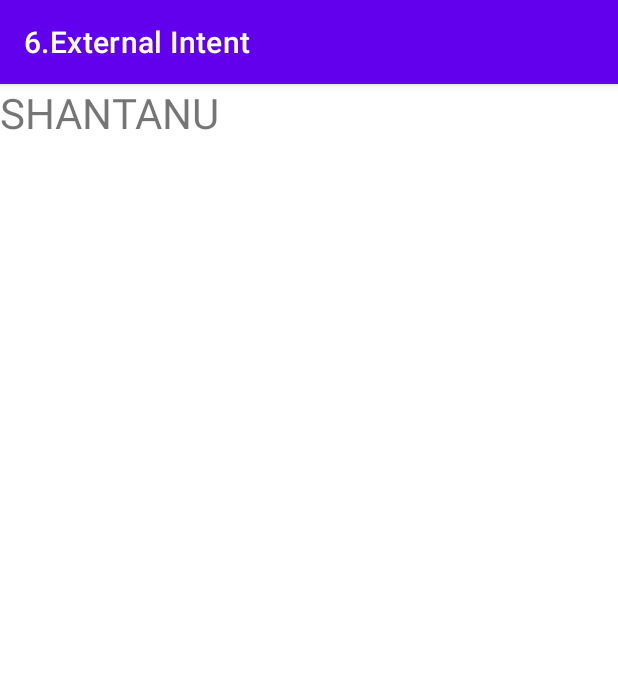
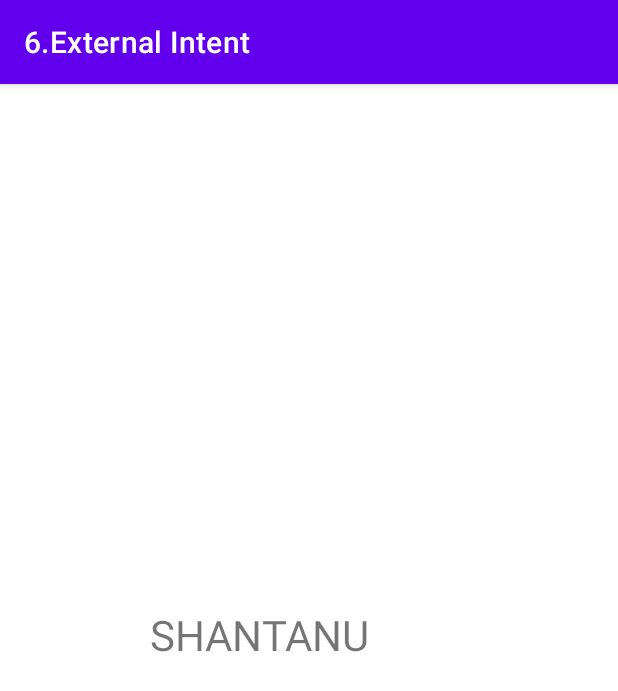
Before and after one commit to shantanu49001/ANDROID_PROJECTS, an Android app: the screen it shows after launch (HelloActivity), after a tap on "LAUNCH NEXT", on a phone screen of 412 x 824 dp. Shown: the top 691 px of the screen. Run offline under Robolectric (Android 15) with nearby library versions, the phone set to English and light mode, and no system bars.

Commit message:
fourth commit

```diff
--- a/6.External Intent/app/src/main/java/com/example/a6externalintent/HelloActivity.kt
+++ b/6.External Intent/app/src/main/java/com/example/a6externalintent/HelloActivity.kt
@@ -4,6 +4,7 @@ import android.annotation.SuppressLint
 import androidx.appcompat.app.AppCompatActivity
 import android.os.Bundle
 import android.widget.TextView
+import android.widget.Toast
 
 class HelloActivity : AppCompatActivity() {
     @SuppressLint("StringFormatInvalid")
@@ -16,6 +17,8 @@ class HelloActivity : AppCompatActivity() {
           //labdba functio  ka one and only arg is string
             val name=findViewById<TextView>(R.id.text)//get the text holdre
             name.text=getString(R.string.guest_name,it)
+
+            Toast.makeText(this,"This activity was called by $it",Toast.LENGTH_LONG).show()
         }
     }
 }
--- a/6.External Intent/app/src/main/res/layout/activity_hello.xml
+++ b/6.External Intent/app/src/main/res/layout/activity_hello.xml
@@ -13,6 +13,8 @@
         android:text="        HEELO"
         android:textColorLink="#FFFFFF"
         android:textSize="28sp"
-        tools:layout_editor_absoluteX="74dp"
-        tools:layout_editor_absoluteY="343dp" />
+        app:layout_constraintBottom_toBottomOf="parent"
+        app:layout_constraintEnd_toEndOf="parent"
+        app:layout_constraintStart_toStartOf="parent"
+        app:layout_constraintTop_toTopOf="parent" />
 </androidx.constraintlayout.widget.ConstraintLayout>
```
